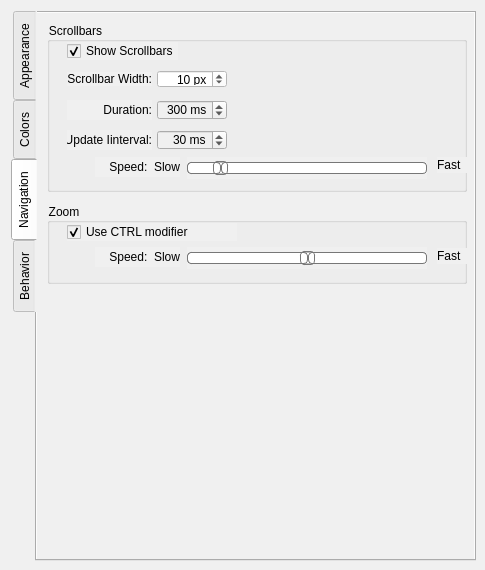
First picture: the form in src/app/seamly2d/dialogs/configpages/preferencesgraphicsviewpage.ui, repository FashionFreedom/Seamly2D, before the edit.
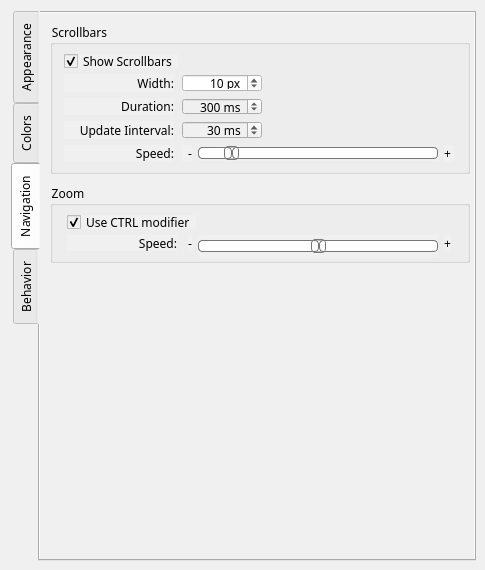
Second picture: the form after the edit. The open tabs and pages were chosen to show the change. Custom widgets are drawn as their Qt base class.

Commit message:
Fix some preference issues with the scrolling speed and layout
Fixes issue when scrolling before setting scrolling speed pref.
Should fix some preference dialogs layout spacing with Linux builds

```diff
--- a/src/app/seamly2d/dialogs/configpages/preferencesgraphicsviewpage.ui
+++ b/src/app/seamly2d/dialogs/configpages/preferencesgraphicsviewpage.ui
@@ -60,6 +60,12 @@
        <height>550</height>
       </size>
      </property>
+     <property name="font">
+      <font>
+       <family>MS Shell Dlg 2 UI</family>
+       <pointsize>9</pointsize>
+      </font>
+     </property>
      <property name="cursor">
       <cursorShape>ArrowCursor</cursorShape>
      </property>
@@ -351,9 +357,9 @@
        <property name="geometry">
         <rect>
          <x>10</x>
-         <y>190</y>
+         <y>170</y>
          <width>420</width>
-         <height>81</height>
+         <height>80</height>
         </rect>
        </property>
        <property name="sizePolicy">
@@ -365,7 +371,7 @@
        <property name="minimumSize">
         <size>
          <width>420</width>
-         <height>0</height>
+         <height>80</height>
         </size>
        </property>
        <property name="maximumSize">
@@ -376,21 +382,16 @@
        </property>
        <property name="font">
         <font>
+         <family>MS Shell Dlg 2 UI</family>
          <pointsize>9</pointsize>
         </font>
        </property>
        <property name="title">
         <string>Zoom</string>
        </property>
+       <layout class="QGridLayout" name="gridLayout_2" columnminimumwidth="110,0">
+        <item row="0" column="0" colspan="2">
        <widget class="QCheckBox" name="zoomModKey_CheckBox">
-        <property name="geometry">
-         <rect>
-          <x>20</x>
-          <y>20</y>
-          <width>170</width>
-          <height>18</height>
-         </rect>
-        </property>
         <property name="sizePolicy">
          <sizepolicy hsizetype="Fixed" vsizetype="Fixed">
           <horstretch>0</horstretch>
@@ -403,6 +404,12 @@
           <height>14</height>
          </size>
         </property>
+          <property name="font">
+           <font>
+            <family>MS Shell Dlg 2 UI</family>
+            <pointsize>9</pointsize>
+           </font>
+          </property>
         <property name="text">
          <string>Use CTRL modifier</string>
         </property>
@@ -410,24 +417,67 @@
          <bool>true</bool>
         </property>
        </widget>
+        </item>
+        <item row="1" column="0">
+         <widget class="QLabel" name="label">
+          <property name="font">
+           <font>
+            <family>MS Shell Dlg 2 UI</family>
+            <pointsize>9</pointsize>
+           </font>
+          </property>
+          <property name="text">
+           <string>          Speed:</string>
+          </property>
+          <property name="alignment">
+           <set>Qt::AlignRight|Qt::AlignTrailing|Qt::AlignVCenter</set>
+          </property>
+         </widget>
+        </item>
+        <item row="1" column="1">
+         <layout class="QHBoxLayout" name="horizontalLayout_2">
+          <item>
+           <widget class="QLabel" name="label_2">
+            <property name="maximumSize">
+             <size>
+              <width>10</width>
+              <height>16777215</height>
+             </size>
+            </property>
+            <property name="font">
+             <font>
+              <family>MS Shell Dlg 2 UI</family>
+              <pointsize>9</pointsize>
+             </font>
+            </property>
+            <property name="text">
+             <string>-</string>
+            </property>
+            <property name="alignment">
+             <set>Qt::AlignRight|Qt::AlignTrailing|Qt::AlignVCenter</set>
+            </property>
+            <property name="indent">
+             <number>0</number>
+            </property>
+           </widget>
+          </item>
+          <item>
        <widget class="QSlider" name="zoomSpeedFactor_Slider">
-        <property name="geometry">
-         <rect>
-          <x>140</x>
-          <y>44</y>
-          <width>240</width>
-          <height>22</height>
-         </rect>
+            <property name="sizePolicy">
+             <sizepolicy hsizetype="Preferred" vsizetype="Fixed">
+              <horstretch>0</horstretch>
+              <verstretch>0</verstretch>
+             </sizepolicy>
         </property>
         <property name="minimumSize">
          <size>
           <width>240</width>
-          <height>0</height>
+              <height>22</height>
          </size>
         </property>
         <property name="maximumSize">
          <size>
-          <width>240</width>
+              <width>225</width>
           <height>16777215</height>
          </size>
         </property>
@@ -499,35 +549,32 @@
          <enum>Qt::Horizontal</enum>
         </property>
        </widget>
-       <widget class="QLabel" name="label">
-        <property name="geometry">
-         <rect>
-          <x>48</x>
-          <y>44</y>
-          <width>85</width>
-          <height>20</height>
-         </rect>
+          </item>
+          <item>
+           <widget class="QLabel" name="label_6">
+            <property name="maximumSize">
+             <size>
+              <width>10</width>
+              <height>16777215</height>
+             </size>
+            </property>
+            <property name="font">
+             <font>
+              <family>MS Shell Dlg 2 UI</family>
+              <pointsize>9</pointsize>
+             </font>
         </property>
         <property name="text">
-         <string>Speed:  Slow</string>
+             <string>+</string>
         </property>
         <property name="alignment">
-         <set>Qt::AlignRight|Qt::AlignTrailing|Qt::AlignVCenter</set>
-        </property>
-       </widget>
-       <widget class="QLabel" name="label_2">
-        <property name="geometry">
-         <rect>
-          <x>390</x>
-          <y>45</y>
-          <width>31</width>
-          <height>16</height>
-         </rect>
-        </property>
-        <property name="text">
-         <string>Fast</string>
-        </property>
-       </widget>
+             <set>Qt::AlignLeading|Qt::AlignLeft|Qt::AlignVCenter</set>
+            </property>
+           </widget>
+          </item>
+         </layout>
+        </item>
+       </layout>
       </widget>
       <widget class="QGroupBox" name="scrollBarGroupBox">
        <property name="geometry">
@@ -535,7 +582,7 @@
          <x>10</x>
          <y>9</y>
          <width>420</width>
-         <height>170</height>
+         <height>152</height>
         </rect>
        </property>
        <property name="sizePolicy">
@@ -556,21 +603,24 @@
          <height>16777215</height>
         </size>
        </property>
+       <property name="font">
+        <font>
+         <family>MS Shell Dlg 2 UI</family>
+         <pointsize>9</pointsize>
+        </font>
+       </property>
        <property name="title">
         <string>Scrollbars</string>
        </property>
        <property name="alignment">
         <set>Qt::AlignLeading|Qt::AlignLeft|Qt::AlignVCenter</set>
        </property>
+       <layout class="QGridLayout" name="gridLayout" columnstretch="0,0" columnminimumwidth="110,0">
+        <property name="sizeConstraint">
+         <enum>QLayout::SetDefaultConstraint</enum>
+        </property>
+        <item row="0" column="0" colspan="2">
        <widget class="QCheckBox" name="showScrollBars_CheckBox">
-        <property name="geometry">
-         <rect>
-          <x>20</x>
-          <y>20</y>
-          <width>111</width>
-          <height>18</height>
-         </rect>
-        </property>
         <property name="sizePolicy">
          <sizepolicy hsizetype="Fixed" vsizetype="Fixed">
           <horstretch>0</horstretch>
@@ -583,6 +633,12 @@
           <height>14</height>
          </size>
         </property>
+          <property name="font">
+           <font>
+            <family>MS Shell Dlg 2 UI</family>
+            <pointsize>9</pointsize>
+           </font>
+          </property>
         <property name="text">
          <string>Show Scrollbars</string>
         </property>
@@ -590,17 +646,11 @@
          <bool>true</bool>
         </property>
        </widget>
+        </item>
+        <item row="1" column="0">
        <widget class="QLabel" name="scrollBarWidthLabel">
-        <property name="geometry">
-         <rect>
-          <x>20</x>
-          <y>50</y>
-          <width>85</width>
-          <height>14</height>
-         </rect>
-        </property>
         <property name="sizePolicy">
-         <sizepolicy hsizetype="Fixed" vsizetype="Fixed">
+           <sizepolicy hsizetype="Preferred" vsizetype="Preferred">
           <horstretch>0</horstretch>
           <verstretch>0</verstretch>
          </sizepolicy>
@@ -611,21 +661,33 @@
           <height>14</height>
          </size>
         </property>
+          <property name="font">
+           <font>
+            <family>MS Shell Dlg 2 UI</family>
+            <pointsize>9</pointsize>
+           </font>
+          </property>
         <property name="text">
-         <string>Scrollbar Width:</string>
+           <string>Width:</string>
         </property>
         <property name="alignment">
          <set>Qt::AlignRight|Qt::AlignTrailing|Qt::AlignVCenter</set>
         </property>
        </widget>
+        </item>
+        <item row="1" column="1">
        <widget class="QSpinBox" name="scrollBarWidth_SpinBox">
-        <property name="geometry">
-         <rect>
-          <x>110</x>
-          <y>48</y>
-          <width>70</width>
-          <height>18</height>
-         </rect>
+          <property name="maximumSize">
+           <size>
+            <width>80</width>
+            <height>16777215</height>
+           </size>
+          </property>
+          <property name="font">
+           <font>
+            <family>MS Shell Dlg 2 UI</family>
+            <pointsize>9</pointsize>
+           </font>
         </property>
         <property name="styleSheet">
          <string notr="true">background-color: rgb(255, 255, 255);</string>
@@ -646,58 +708,36 @@
          <number>10</number>
         </property>
        </widget>
-       <widget class="QSpinBox" name="scrollUpdateInterval_SpinBox">
-        <property name="geometry">
-         <rect>
-          <x>110</x>
-          <y>108</y>
-          <width>70</width>
-          <height>20</height>
-         </rect>
-        </property>
-        <property name="toolTip">
-         <string>Time in milliseconds between each animation update</string>
-        </property>
-        <property name="alignment">
-         <set>Qt::AlignRight|Qt::AlignTrailing|Qt::AlignVCenter</set>
-        </property>
-        <property name="suffix">
-         <string comment="milliseconds"> ms</string>
-        </property>
-        <property name="minimum">
-         <number>10</number>
-        </property>
-        <property name="maximum">
-         <number>100</number>
-        </property>
-        <property name="value">
-         <number>30</number>
-        </property>
-       </widget>
-       <widget class="QLabel" name="scrollUpdateIntervalLabel">
-        <property name="geometry">
-         <rect>
-          <x>20</x>
-          <y>108</y>
-          <width>85</width>
-          <height>20</height>
-         </rect>
+        </item>
+        <item row="2" column="0">
+         <widget class="QLabel" name="scrollDurationLabel">
+          <property name="font">
+           <font>
+            <family>MS Shell Dlg 2 UI</family>
+            <pointsize>9</pointsize>
+           </font>
         </property>
         <property name="text">
-         <string>Update Iinterval:</string>
+           <string>Duration:</string>
         </property>
         <property name="alignment">
          <set>Qt::AlignRight|Qt::AlignTrailing|Qt::AlignVCenter</set>
         </property>
        </widget>
+        </item>
+        <item row="2" column="1">
        <widget class="QSpinBox" name="scrollDuration_SpinBox">
-        <property name="geometry">
-         <rect>
-          <x>110</x>
-          <y>78</y>
-          <width>70</width>
-          <height>20</height>
-         </rect>
+          <property name="maximumSize">
+           <size>
+            <width>80</width>
+            <height>16777215</height>
+           </size>
+          </property>
+          <property name="font">
+           <font>
+            <family>MS Shell Dlg 2 UI</family>
+            <pointsize>9</pointsize>
+           </font>
         </property>
         <property name="toolTip">
          <string>Scrolling animation duration</string>
@@ -718,63 +758,102 @@
          <number>300</number>
         </property>
        </widget>
-       <widget class="QLabel" name="scrollDurationLabel">
-        <property name="geometry">
-         <rect>
-          <x>20</x>
-          <y>78</y>
-          <width>85</width>
-          <height>20</height>
-         </rect>
+        </item>
+        <item row="3" column="0">
+         <widget class="QLabel" name="scrollUpdateIntervalLabel">
+          <property name="font">
+           <font>
+            <family>MS Shell Dlg 2 UI</family>
+            <pointsize>9</pointsize>
+           </font>
         </property>
         <property name="text">
-         <string>Duration:</string>
+           <string>Update Iinterval:</string>
         </property>
         <property name="alignment">
          <set>Qt::AlignRight|Qt::AlignTrailing|Qt::AlignVCenter</set>
         </property>
        </widget>
+        </item>
+        <item row="3" column="1">
+         <widget class="QSpinBox" name="scrollUpdateInterval_SpinBox">
+          <property name="maximumSize">
+           <size>
+            <width>80</width>
+            <height>16777215</height>
+           </size>
+          </property>
+          <property name="font">
+           <font>
+            <family>MS Shell Dlg 2 UI</family>
+            <pointsize>9</pointsize>
+           </font>
+          </property>
+          <property name="toolTip">
+           <string>Time in milliseconds between each animation update</string>
+          </property>
+          <property name="alignment">
+           <set>Qt::AlignRight|Qt::AlignTrailing|Qt::AlignVCenter</set>
+          </property>
+          <property name="suffix">
+           <string comment="milliseconds"> ms</string>
+          </property>
+          <property name="minimum">
+           <number>10</number>
+          </property>
+          <property name="maximum">
+           <number>100</number>
+          </property>
+          <property name="value">
+           <number>30</number>
+          </property>
+         </widget>
+        </item>
+        <item row="4" column="0">
        <widget class="QLabel" name="label_3">
-        <property name="geometry">
-         <rect>
-          <x>48</x>
-          <y>135</y>
-          <width>85</width>
-          <height>20</height>
-         </rect>
+          <property name="font">
+           <font>
+            <family>MS Shell Dlg 2 UI</family>
+            <pointsize>9</pointsize>
+           </font>
         </property>
         <property name="text">
-         <string>Speed:  Slow</string>
+           <string>Speed:</string>
         </property>
         <property name="alignment">
          <set>Qt::AlignRight|Qt::AlignTrailing|Qt::AlignVCenter</set>
         </property>
        </widget>
-       <widget class="QLabel" name="label_4">
-        <property name="geometry">
-         <rect>
-          <x>390</x>
-          <y>135</y>
-          <width>31</width>
-          <height>16</height>
-         </rect>
-        </property>
+        </item>
+        <item row="4" column="1">
+         <layout class="QHBoxLayout" name="horizontalLayout">
+          <item>
+           <widget class="QLabel" name="label_5">
+            <property name="maximumSize">
+             <size>
+              <width>10</width>
+              <height>16777215</height>
+             </size>
+            </property>
+            <property name="font">
+             <font>
+              <family>MS Shell Dlg 2 UI</family>
+              <pointsize>9</pointsize>
+             </font>
+            </property>
         <property name="text">
-         <string>Fast</string>
-        </property>
-       </widget>
+             <string>-</string>
+            </property>
+            <property name="alignment">
+             <set>Qt::AlignRight|Qt::AlignTrailing|Qt::AlignVCenter</set>
+            </property>
+           </widget>
+          </item>
+          <item>
        <widget class="QSlider" name="scrollSpeedFactor_Slider">
-        <property name="geometry">
-         <rect>
-          <x>140</x>
-          <y>135</y>
-          <width>240</width>
-          <height>22</height>
-         </rect>
-        </property>
         <property name="minimumSize">
          <size>
-          <width>240</width>
+              <width>225</width>
           <height>0</height>
          </size>
         </property>
@@ -858,6 +937,32 @@
          <enum>Qt::Horizontal</enum>
         </property>
        </widget>
+          </item>
+          <item>
+           <widget class="QLabel" name="label_4">
+            <property name="maximumSize">
+             <size>
+              <width>10</width>
+              <height>16777215</height>
+             </size>
+            </property>
+            <property name="font">
+             <font>
+              <family>MS Shell Dlg 2 UI</family>
+              <pointsize>9</pointsize>
+             </font>
+            </property>
+            <property name="text">
+             <string>+</string>
+            </property>
+            <property name="indent">
+             <number>0</number>
+            </property>
+           </widget>
+          </item>
+         </layout>
+        </item>
+       </layout>
       </widget>
      </widget>
      <widget class="QWidget" name="behaviorTab">
```
Left out of the diff: 331 changed lines with no effect on the pictures. Lines whose indentation alone changed are shown as unchanged. The commit also changes 6 other files.
